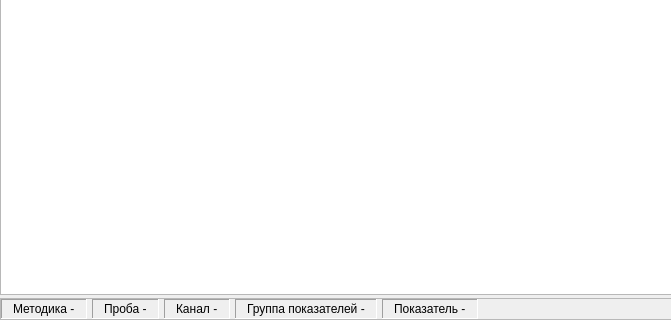
Before: the Qt Designer form summaries/summarywidget.ui in grigp/a-analyser, drawn with Qt 5; both pictures show x 0 to 671 and y 84 to 404 of the 783 by 404 pixel window.
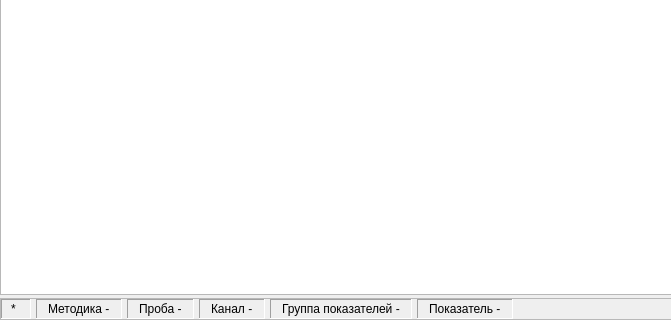
After: the same form once the commit is applied.

```diff
--- a/summaries/summarywidget.ui
+++ b/summaries/summarywidget.ui
@@ -78,6 +78,37 @@
       <property name="bottomMargin">
        <number>0</number>
       </property>
+      <item>
+       <widget class="QFrame" name="frIsModify">
+        <property name="minimumSize">
+         <size>
+          <width>30</width>
+          <height>0</height>
+         </size>
+        </property>
+        <property name="frameShape">
+         <enum>QFrame::Panel</enum>
+        </property>
+        <property name="frameShadow">
+         <enum>QFrame::Sunken</enum>
+        </property>
+        <layout class="QHBoxLayout" name="horizontalLayout_7">
+         <property name="topMargin">
+          <number>0</number>
+         </property>
+         <property name="bottomMargin">
+          <number>0</number>
+         </property>
+         <item>
+          <widget class="QLabel" name="lblIsModify">
+           <property name="text">
+            <string>*</string>
+           </property>
+          </widget>
+         </item>
+        </layout>
+       </widget>
+      </item>
       <item>
        <widget class="QFrame" name="frMethodName">
         <property name="sizePolicy">
```
